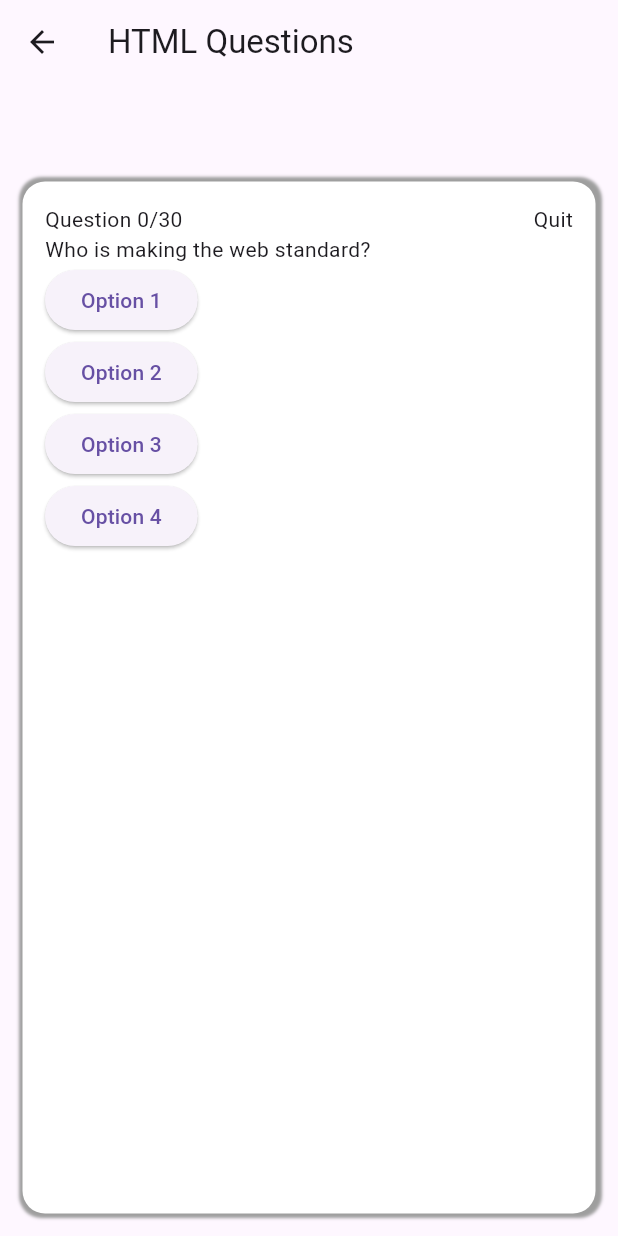
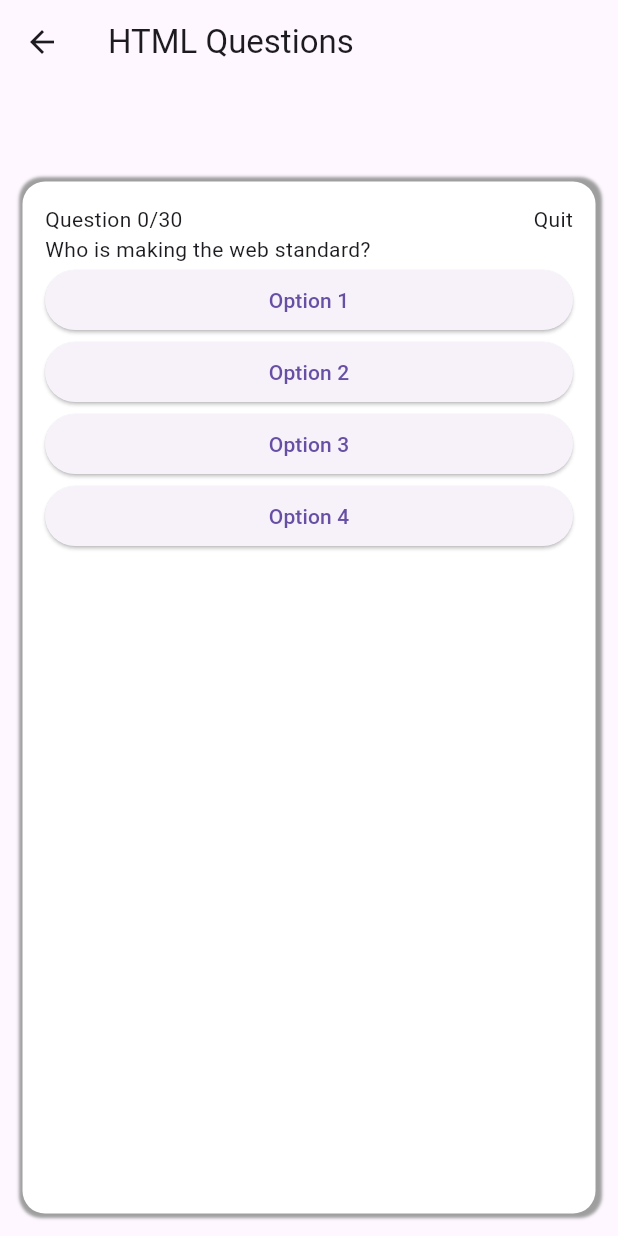
Before and after one commit to demystik/brain_buzz, a Flutter app: the QuizPage screen opened by its route, on a phone screen of 412 x 824 dp. Run offline on Flutter 3.47's test engine with Material 3 defaults, Android fonts, the phone set to English and light mode, and no system bars; our stand-ins replace lottie.

Commit message:
new features added

```diff
--- a/lib/screens/quiz_page.dart
+++ b/lib/screens/quiz_page.dart
@@ -47,13 +47,15 @@ class _QuizPageState extends State<QuizPage> {
                       ),
                       const Text('Who is making the web standard?'),
                       Column(
+                        mainAxisAlignment: MainAxisAlignment.center,
+                        crossAxisAlignment: CrossAxisAlignment.stretch,
                         children: [
                           elevationButton('Option 1'),
                           elevationButton('Option 2'),
                           elevationButton('Option 3'),
                           elevationButton('Option 4'),
                         ],
-                      )
+                      ),
                     ],
                   ),
                 ),
```
